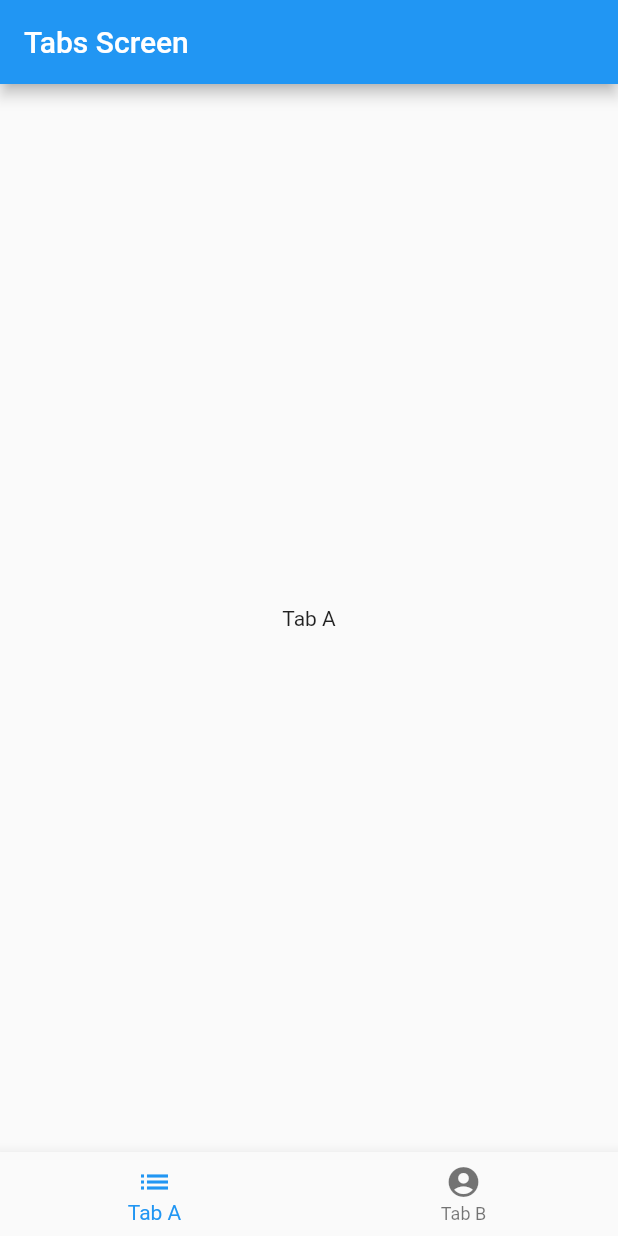
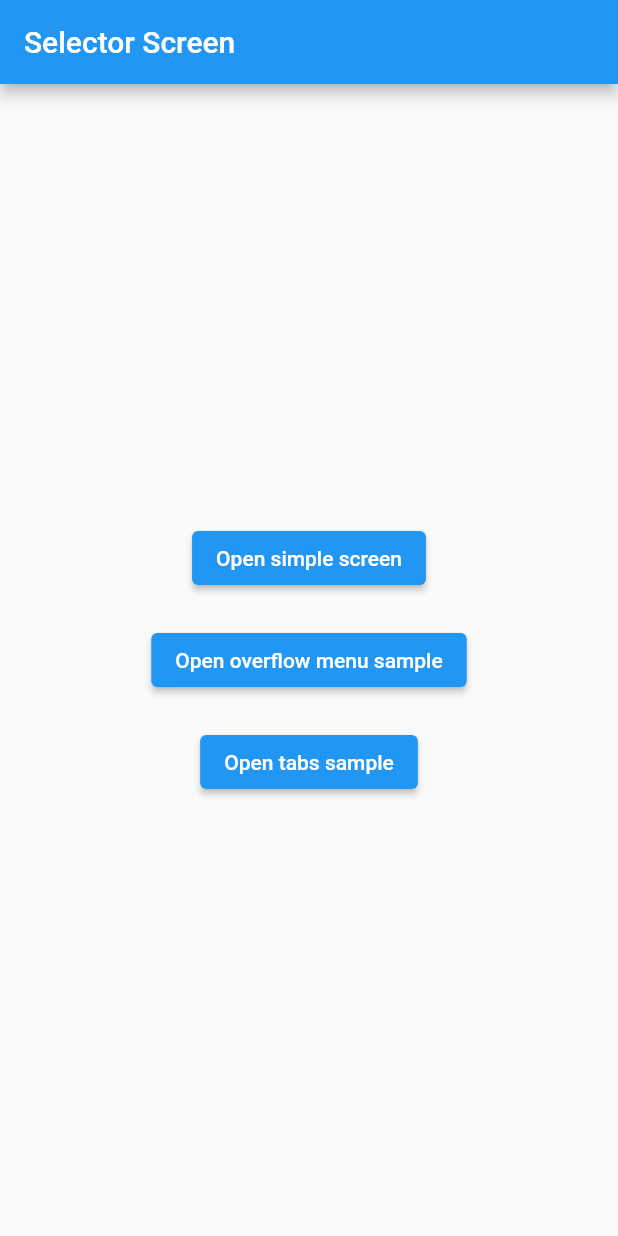
Before and after one commit to svprdga/flutter-adapt-style-platform, a Flutter app: the screen it shows after launch, on a phone screen of 412 x 824 dp. Run offline on Flutter 3.47's test engine with Material 2 defaults, Android fonts, the phone set to English and light mode, and no system bars; drawn by our look-alikes of flutter_platform_widgets.

Commit message:
Add SelectorScreen

```diff
--- a/lib/app.dart
+++ b/lib/app.dart
@@ -1,16 +1,15 @@
 import 'package:flutter/widgets.dart';
-import 'package:flutter_adapt_style_platform/overflow_menu.dart';
-import 'package:flutter_adapt_style_platform/simple_screen.dart';
-import 'package:flutter_adapt_style_platform/tabs_screen.dart';
+import 'package:flutter_adapt_style_platform/selector_screen.dart';
 import 'package:flutter_platform_widgets/flutter_platform_widgets.dart';
 
 class App extends StatelessWidget {
   @override
   Widget build(BuildContext context) {
     return PlatformProvider(
+      initialPlatform: TargetPlatform.iOS,
         builder: (BuildContext context) => PlatformApp(
           title: 'Flutter platform style sample',
-          home: TabsScreen()
+          home: SelectorScreen()
         )
     );
   }
--- /dev/null
+++ b/lib/selector_screen.dart
@@ -0,0 +1,60 @@
+import 'package:flutter/material.dart';
+import 'package:flutter_adapt_style_platform/overflow_menu_screen.dart';
+import 'package:flutter_adapt_style_platform/simple_screen.dart';
+import 'package:flutter_adapt_style_platform/tabs_screen.dart';
+import 'package:flutter_platform_widgets/flutter_platform_widgets.dart';
+
+class SelectorScreen extends StatefulWidget {
+  SelectorScreen({Key? key}) : super(key: key);
+
+  @override
+  _SelectorScreenState createState() => _SelectorScreenState();
+}
+
+class _SelectorScreenState extends State<SelectorScreen> {
+  // ****************************** LIFECYCLE ****************************** //
+
+  @override
+  Widget build(BuildContext context) {
+    return PlatformScaffold(
+      appBar: PlatformAppBar(
+        title: Text('Selector Screen'),
+      ),
+      body: Center(
+        child: IntrinsicHeight(
+          child: Column(
+            children: [
+              PlatformButton(
+                child: Text('Open simple screen'),
+                onPressed: () => _goToScreen(SimpleScreen()),
+              ),
+              Padding(
+                padding: EdgeInsets.only(top: 20.0),
+                child: PlatformButton(
+                  child: Text('Open overflow menu sample'),
+                  onPressed: () => _goToScreen(OverflowMenuScreen()),
+                ),
+              ),
+              Padding(
+                padding: EdgeInsets.only(top: 20.0),
+                child: PlatformButton(
+                  child: Text('Open tabs sample'),
+                  onPressed: () => _goToScreen(TabsScreen()),
+                ),
+              )
+            ],
+          ),
+        ),
+      ),
+    );
+  }
+
+  // *************************** PRIVATE METHODS *************************** //
+
+  _goToScreen(Widget screen) {
+    Navigator.push(
+        context,
+        platformPageRoute(
+            context: context, builder: (BuildContext context) => screen));
+  }
+}
--- a/lib/simple_screen.dart
+++ b/lib/simple_screen.dart
@@ -40,7 +40,7 @@ class _SimpleScreenState extends State<SimpleScreen> {
         builder: (BuildContext context) {
           return PlatformAlertDialog(
             content:
-                Text('The style of this dialog is adapted to the platform.'),
+            Text('The style of this dialog is adapted to the platform.'),
             actions: [
               PlatformDialogAction(
                 child: Text('OK'),
--- a/lib/tabs_screen.dart
+++ b/lib/tabs_screen.dart
@@ -10,20 +10,14 @@ class TabsScreen extends StatefulWidget {
 }
 
 class _TabsScreenState extends State<TabsScreen> {
-
   // ********************************* VARS ******************************** //
 
   int _index = 0;
 
   final _items = [
+    BottomNavigationBarItem(icon: Icon(Icons.list), label: 'Tab A'),
     BottomNavigationBarItem(
-        icon: Icon(Icons.list),
-        label: 'Tab A'
-    ),
-    BottomNavigationBarItem(
-        icon: Icon(Icons.account_circle_rounded),
-        label: 'Tab B'
-    ),
+        icon: Icon(Icons.account_circle_rounded), label: 'Tab B'),
   ];
 
   // ****************************** LIFECYCLE ****************************** //
@@ -33,7 +27,7 @@ class _TabsScreenState extends State<TabsScreen> {
     if (isMaterial(context)) {
       return _getMaterialWidget();
     } else {
-      return _getCupertinoWidget();
+      return _getCupertinoWidget(context);
     }
   }
 
@@ -57,7 +51,7 @@ class _TabsScreenState extends State<TabsScreen> {
     );
   }
 
-  Widget _getCupertinoWidget() {
+  Widget _getCupertinoWidget(BuildContext mainContext) {
     return CupertinoTabScaffold(
       tabBar: CupertinoTabBar(
         onTap: (int index) {
@@ -71,6 +65,9 @@ class _TabsScreenState extends State<TabsScreen> {
         return CupertinoTabView(
           builder: (BuildContext context) => CupertinoPageScaffold(
             navigationBar: CupertinoNavigationBar(
+              leading: CupertinoNavigationBarBackButton(
+                onPressed: () => Navigator.of(mainContext).pop(),
+              ),
               middle: Text('Tabs Screen'),
             ),
             child: _getCurrentTab(index),
@@ -85,5 +82,4 @@ class _TabsScreenState extends State<TabsScreen> {
       child: Text('Tab ${index == 0 ? 'A' : 'B'}'),
     );
   }
-
 }
```
Also changed, not shown: lib/overflow_menu_screen.dart (renamed from lib/overflow_menu.dart).
